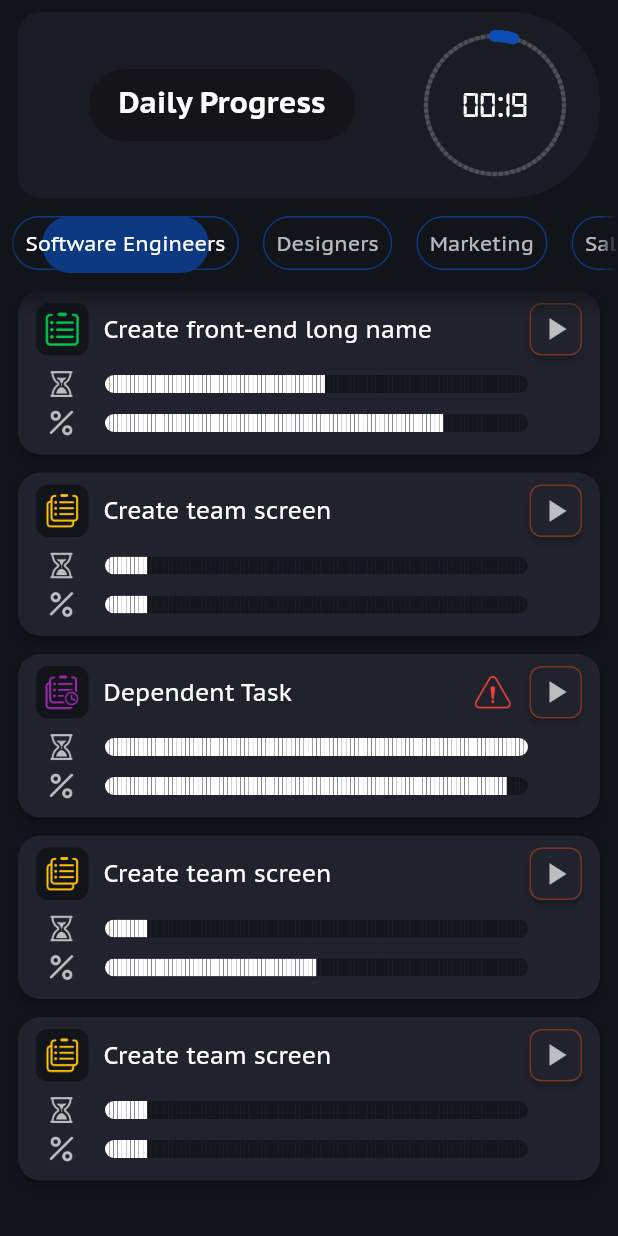
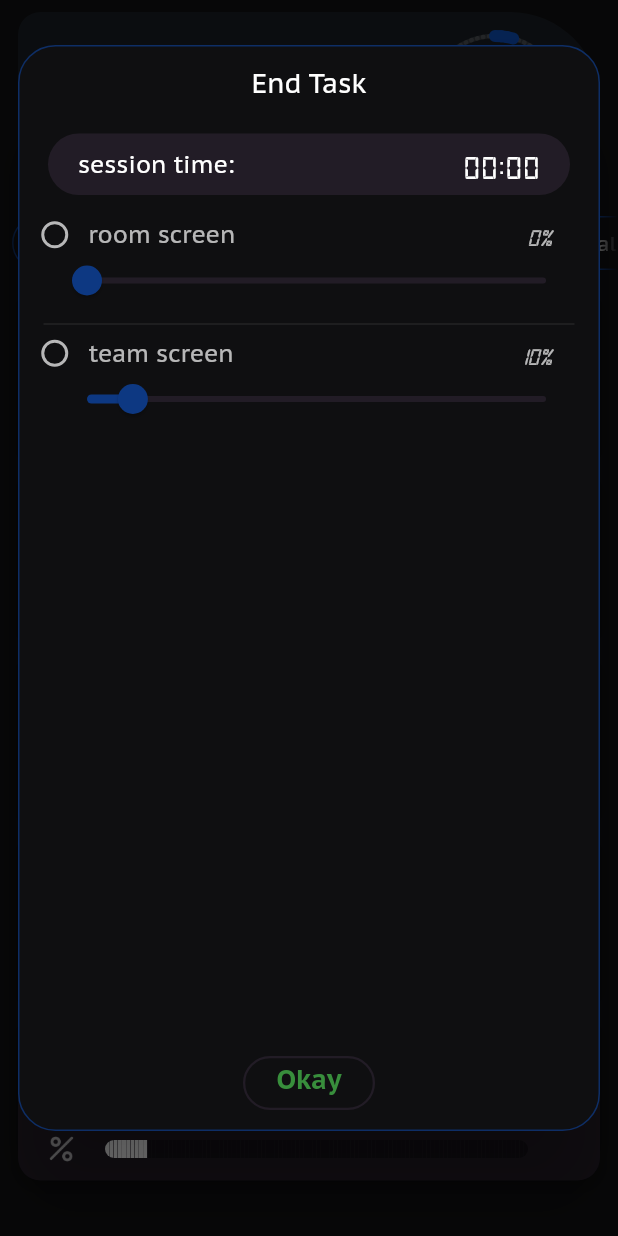
Before and after one commit to MostafaOsama99/work-platform, a Flutter app: the StatisticsScreen screen opened directly, after a tap on the "play arrow" icon, after a tap on the "pause" icon, on a phone screen of 412 x 824 dp. Run offline on Flutter 3.47's test engine with Material 2 defaults, Android fonts, the phone set to English and light mode, and no system bars; drawn by our look-alikes of step_progress_indicator; our stand-ins replace circular_check_box, convex_bottom_bar, date_time_picker, datetime_picker_formfield, dio, file_picker and 1 more; missing offline and left inert: flutter_duration_picker, flutter_filereader.

Commit message:
- statistics_screen.dart finished - bottom navigation bar dark color - Background color changed

```diff
--- a/lib/constants.dart
+++ b/lib/constants.dart
@@ -8,9 +8,9 @@ import 'package:datetime_picker_formfield/datetime_picker_formfield.dart';
 // maximum height for TextFormField error text height
 //   usually between 0-1
 const ERROR_TEXT_STYLE = 0.4;
-const COLOR_BACKGROUND = Color.fromRGBO(32, 35, 45, 1);
+const COLOR_BACKGROUND = Color.fromRGBO(34, 28, 38, 1);
 const COLOR_ACCENT = Color.fromRGBO(13, 56, 130, 1);
-const COLOR_SCAFFOLD = Color.fromRGBO(20, 20, 25, 1);
+const COLOR_SCAFFOLD = Color.fromRGBO(15, 15, 17, 1);
 const PADDING_VERTICAL = 12.0;
 const double KAppBarRound = 15.0;
 
--- a/lib/dialogs/assign_type_dialog.dart
+++ b/lib/dialogs/assign_type_dialog.dart
@@ -7,7 +7,7 @@ class AssignTypeDialog extends StatelessWidget {
   @override
   Widget build(BuildContext context) {
     return Dialog(
-      backgroundColor: COLOR_SCAFFOLD.withOpacity(0.85),
+      backgroundColor: COLOR_SCAFFOLD,
       shape: RoundedRectangleBorder(borderRadius: BorderRadius.all(Radius.circular(25))),
       child: Padding(
         padding: const EdgeInsets.symmetric(vertical: 16, horizontal: 8),
--- /dev/null
+++ b/lib/dialogs/end_task_dialog.dart
@@ -0,0 +1,266 @@
+import 'package:circular_check_box/circular_check_box.dart';
+import 'package:flutter/material.dart';
+import 'package:flutter_duration_picker/flutter_duration_picker.dart';
+import 'package:project/model/task.dart';
+
+import '../constants.dart';
+
+class EndTaskDialog extends StatefulWidget {
+  final Duration duration;
+  final Task task;
+
+  const EndTaskDialog({Key key, this.duration, this.task}) : super(key: key);
+
+  @override
+  _EndTaskDialogState createState() => _EndTaskDialogState();
+}
+
+class _EndTaskDialogState extends State<EndTaskDialog> {
+  EdgeInsets _padding;
+  var _size;
+  bool _isInit = false;
+
+  Duration _duration;
+
+  @override
+  void initState() {
+    _duration = widget.duration;
+    super.initState();
+  }
+
+  @override
+  void didChangeDependencies() {
+    if (!_isInit) {
+      _padding = MediaQuery.of(context).padding;
+      _size = MediaQuery.of(context).size;
+    }
+    super.didChangeDependencies();
+  }
+
+  @override
+  Widget build(BuildContext context) {
+    return Dialog(
+      backgroundColor: COLOR_SCAFFOLD,
+      insetPadding: EdgeInsets.only(top: _padding.top + 30, bottom: 70, left: 12, right: 12),
+      shape: RoundedRectangleBorder(
+          side: BorderSide(color: COLOR_ACCENT.withOpacity(0.75)), borderRadius: BorderRadius.all(Radius.circular(25))),
+      child: Padding(
+        padding: const EdgeInsets.symmetric(horizontal: 12),
+        child: Column(
+          mainAxisSize: MainAxisSize.min,
+          children: [
+            Padding(
+              padding: const EdgeInsets.symmetric(vertical: 14),
+              child: Center(child: Text('End Task', style: const TextStyle(fontSize: 18, color: Colors.white))),
+            ),
+            Padding(
+              padding: const EdgeInsets.all(8),
+              child: InkWell(
+                customBorder: RoundedRectangleBorder(borderRadius: BorderRadius.circular(25)),
+                onTap: () async {
+                  var response = await showDialog(context: context, builder: (_) => DurationDialog(_duration));
+                  if (response != null) setState(() => _duration = response);
+                },
+                child: Ink(
+                  decoration: BoxDecoration(color: COLOR_BACKGROUND, borderRadius: BorderRadius.circular(25)),
+                  padding: const EdgeInsets.symmetric(vertical: 10, horizontal: 20),
+                  child: Row(
+                    mainAxisAlignment: MainAxisAlignment.spaceBetween,
+                    children: [
+                      Text('session time:', style: const TextStyle(fontSize: 16)),
+                      Text(
+                        (_duration.inHours % 60).toString().padLeft(2, '0') +
+                            ':' +
+                            (_duration.inMinutes % 60).toString().padLeft(2, '0'),
+                        style: const TextStyle(fontFamily: 'digital', fontSize: 22, letterSpacing: 1.2),
+                      )
+                    ],
+                  ),
+                ),
+              ),
+            ),
+            Expanded(
+              child: ListView.separated(
+                  padding: const EdgeInsets.symmetric(vertical: 8),
+                  itemBuilder: (_, index) => CheckPointWidget(
+                        key: Key('$index'),
+                        checkPoint: widget.task.checkPoints[index],
+                      ),
+                  separatorBuilder: (_, __) => Divider(
+                        endIndent: 5,
+                        indent: 5,
+                        color: Colors.white12,
+                        height: 18,
+                      ),
+                  itemCount: widget.task.checkPoints.length),
+            ),
+            Padding(
+              padding: const EdgeInsets.all(8.0),
+              child: OutlineButton(
+                  padding: const EdgeInsets.all(0),
+                  highlightedBorderColor: Colors.greenAccent.shade700,
+                  splashColor: COLOR_BACKGROUND,
+                  color: COLOR_SCAFFOLD,
+                  highlightElevation: 2,
+                  borderSide: BorderSide(width: 1.5, color: COLOR_BACKGROUND),
+                  child: Text(
+                    'Okay',
+                    style: TextStyle(fontSize: 18, fontWeight: FontWeight.bold, color: Colors.green.shade700),
+                  ),
+                  onPressed: () => Navigator.of(context).pop()),
+            ),
+          ],
+        ),
+      ),
+    );
+  }
+}
+
+class CheckPointWidget extends StatefulWidget {
+  final CheckPoint checkPoint;
+
+  const CheckPointWidget({Key key, this.checkPoint}) : super(key: key);
+
+  @override
+  _CheckPointWidgetState createState() => _CheckPointWidgetState();
+}
+
+class _CheckPointWidgetState extends State<CheckPointWidget> {
+  double percentage;
+  bool _value;
+
+  initState() {
+    percentage = widget.checkPoint.percentage.toDouble();
+    _value = (percentage == 100.0);
+    super.initState();
+  }
+
+  @override
+  Widget build(BuildContext context) {
+    return Column(
+      crossAxisAlignment: CrossAxisAlignment.start,
+      mainAxisSize: MainAxisSize.min,
+      children: [
+        Padding(
+          padding: const EdgeInsets.only(right: 20),
+          child: Row(
+            children: [
+              SizedBox(
+                height: 0,
+                width: 25,
+                child: CircularCheckBox(
+                  value: _value,
+                  checkColor: Colors.white,
+                  activeColor: Colors.green.shade600,
+                  inactiveColor: Theme.of(context).appBarTheme.color,
+                  materialTapTargetSize: MaterialTapTargetSize.padded,
+                  onChanged: (_) {},
+                ),
+              ),
+              SizedBox(width: 10),
+              Expanded(
+                child: Text(
+                  widget.checkPoint.name,
+                  softWrap: false,
+                  overflow: TextOverflow.fade,
+                  style: TextStyle(
+                      color: Colors.white70,
+                      fontSize: 16,
+                      fontStyle: _value ? FontStyle.italic : null,
+                      decoration: _value ? TextDecoration.lineThrough : null),
+                ),
+              ),
+              //Spacer(),
+              Text(
+                percentage.round().toString() + '%',
+                style: const TextStyle(
+                    color: Colors.white70, fontSize: 16, fontStyle: FontStyle.italic, fontFamily: 'digital'),
+              )
+            ],
+          ),
+        ),
+        SizedBox(
+          height: 40,
+          child: Padding(
+            padding: const EdgeInsets.only(left: 10),
+            child: Slider(
+              value: percentage,
+              min: 0,
+              max: 100,
+              onChanged: (double value) => setState(() => percentage = value),
+              onChangeEnd: (value) => setState(() => _value = (value == 100.0)),
+              label: percentage.round().toString(),
+              inactiveColor: COLOR_BACKGROUND,
+              activeColor: COLOR_ACCENT,
+            ),
+          ),
+        )
+      ],
+    );
+  }
+}
+
+class DurationDialog extends StatefulWidget {
+  final Duration duration;
+
+  const DurationDialog(this.duration);
+
+  @override
+  _DurationDialogState createState() => _DurationDialogState();
+}
+
+class _DurationDialogState extends State<DurationDialog> {
+  Duration _duration;
+
+  @override
+  void initState() {
+    _duration = widget.duration;
+    super.initState();
+  }
+
+  @override
+  Widget build(BuildContext context) {
+    return Dialog(
+      backgroundColor: COLOR_SCAFFOLD,
+      elevation: 0,
+      shape: RoundedRectangleBorder(borderRadius: BorderRadius.all(Radius.circular(25))),
+      child: Column(
+        mainAxisSize: MainAxisSize.min,
+        children: [
+          Padding(
+            padding: const EdgeInsets.only(top: 16, bottom: 8),
+            child: Text(
+              'Edit Session time',
+              style: const TextStyle(fontSize: 18),
+            ),
+          ),
+          Center(
+              child: DurationPicker(
+            duration: _duration,
+            onChange: (Duration value) => setState(() => _duration = value),
+          )),
+          Padding(
+            padding: const EdgeInsets.all(8.0),
+            child: Row(
+              mainAxisAlignment: MainAxisAlignment.spaceAround,
+              children: [
+                OutlineButton(
+                    padding: const EdgeInsets.all(0),
+                    highlightedBorderColor: Colors.red,
+                    child: Transform.rotate(angle: 3.14 / 4, child: Icon(Icons.add, color: Colors.red)),
+                    onPressed: () => Navigator.of(context).pop()),
+                OutlineButton(
+                    padding: const EdgeInsets.all(0),
+                    highlightedBorderColor: Colors.green,
+                    child: Icon(Icons.done, color: Colors.green),
+                    onPressed: () {
+                      Navigator.of(context).pop(_duration);
+                    }),
+              ],
+            ),
+          ),
+        ],
+      ),
+    );
+  }
+}
--- a/lib/main.dart
+++ b/lib/main.dart
@@ -1,4 +1,5 @@
 import 'package:flutter/material.dart';
+import 'package:project/constants.dart';
 
 import 'screen/navigation/app.dart';
 
@@ -54,8 +55,8 @@ class MyApp extends StatelessWidget {
           ),
           visualDensity: VisualDensity.adaptivePlatformDensity,
           fontFamily: 'pt_sans',
-        scaffoldBackgroundColor:
-            const Color.fromRGBO(17, 20, 25, 1), //Color.fromRGBO(7, 30, 61, 1), //const Color(0x071E3D)
+          scaffoldBackgroundColor: COLOR_SCAFFOLD
+          //const Color.fromRGBO(17, 20, 25, 1), //Color.fromRGBO(7, 30, 61, 1), //const Color(0x071E3D)
           ),
       themeMode: ThemeMode.dark,
       home: App(),
--- a/lib/model/task.dart
+++ b/lib/model/task.dart
@@ -74,7 +74,7 @@ class CheckPoint {
     @required this.id,
     @required this.name,
     this.isFinished = false,
-    this.percentage = -1,
+    this.percentage = 0,
     this.description,
   });
 }
--- a/lib/screen/main_screen/statistics_screen.dart
+++ b/lib/screen/main_screen/statistics_screen.dart
@@ -1,22 +1,26 @@
 import 'dart:async';
+import 'package:flutter/material.dart';
 
-import 'package:flutter/material.dart';
-import 'package:project/model/task.dart';
-import 'package:project/model/taskType.dart';
-import 'package:step_progress_indicator/step_progress_indicator.dart';
-
+import '../../model/task.dart';
+import '../../model/taskType.dart';
 import '../../constants.dart';
 import '../../demoData.dart';
+import '../../dialogs/end_task_dialog.dart';
+import '../../dialogs/custom_alert_dialog.dart';
+
+import 'package:step_progress_indicator/step_progress_indicator.dart';
 
 class StatisticsScreen extends StatefulWidget {
   @override
   _StatisticsScreenState createState() => _StatisticsScreenState();
 }
 
-class _StatisticsScreenState extends State<StatisticsScreen> {
+class _StatisticsScreenState extends State<StatisticsScreen> with TickerProviderStateMixin {
   Task _activeTask;
+  Task _endedTask;
   int _teamId;
 
+  ///to control the timer
   GlobalKey<CounterState> _timerKey = GlobalKey();
 
   @override
@@ -27,19 +31,37 @@ class _StatisticsScreenState extends State<StatisticsScreen> {
     super.initState();
   }
 
-  toggleTaskTime({bool isWorking, Task task, int teamId}) {
+  ///[isWorking] is if you hit play task or stop task
+  toggleTaskTime({bool isWorking, Task task, int teamId}) async {
+    if (isWorking) {
+      if (_activeTask != null) {
+        bool response = await showDialog(
+            context: context,
+            builder: (_) => CustomAlertDialog(
+                  title: 'End current session!',
+                  text: 'Are you sure you want to end ${_activeTask.name} ?',
+                ));
+        if (response == null)
+          return;
+        else
+          await toggleTaskTime(isWorking: false);
+      }
       setState(() {
-      if (isWorking) {
         _teamId = teamId;
         _activeTask = task;
+      });
       _timerKey.currentState.startTimer();
-      } else {
-        //TODO: show ending dialog
+    }
+
+    ///stop current session
+    else {
+      setState(() {
+        _endedTask = _activeTask;
+        _teamId = null;
         _activeTask = null;
-        _teamId = null;
+      });
       _timerKey.currentState.stopTimer();
     }
-    });
   }
 
   @override
@@ -56,7 +78,7 @@ class _StatisticsScreenState extends State<StatisticsScreen> {
                   bottomRight: Radius.circular(60),
                   topLeft: Radius.circular(15),
                   bottomLeft: Radius.circular(15)),
-                color: COLOR_BACKGROUND.withOpacity(0.5) //COLOR_ACCENT.withOpacity(0.8),
+              color: Color.fromRGBO(24, 29, 35, 1), //COLOR_ACCENT.withOpacity(0.8),
             ),
             child: Row(
               //mainAxisAlignment: MainAxisAlignment.spaceBetween,
@@ -72,7 +94,7 @@ class _StatisticsScreenState extends State<StatisticsScreen> {
                             color: COLOR_SCAFFOLD,
                           ),
                           child: Text('Daily Progress',
-                              style: const TextStyle(fontWeight: FontWeight.bold, fontSize: 20))),
+                              softWrap: false, style: const TextStyle(fontWeight: FontWeight.bold, fontSize: 20))),
                       if (_activeTask != null)
                         Row(
                           mainAxisAlignment: MainAxisAlignment.start,
@@ -108,7 +130,15 @@ class _StatisticsScreenState extends State<StatisticsScreen> {
                 ),
                 Padding(
                   padding: const EdgeInsets.all(8.0),
-                  child: Counter(_timerKey, (workTime) => null),
+                  child: Counter(
+                      _timerKey,
+                      (workTime) async => await showDialog(
+                          context: context,
+                          barrierDismissible: false,
+                          builder: (_) => EndTaskDialog(
+                                duration: workTime,
+                                task: _endedTask,
+                              ))),
                 ),
                 // SizedBox(height: 8),
               ],
@@ -119,58 +149,6 @@ class _StatisticsScreenState extends State<StatisticsScreen> {
               length: teams.length,
               child: Column(
                 children: [
-                // if (_activeTask != null)
-                //   Card(
-                //     elevation: 2,
-                //     margin: const EdgeInsets.symmetric(vertical: 6, horizontal: 8),
-                //     shape: RoundedRectangleBorder(borderRadius: BorderRadius.circular(15)),
-                //     color: COLOR_BACKGROUND,
-                //     child: ClipRRect(
-                //       borderRadius: BorderRadius.circular(15),
-                //       child: Padding(
-                //         padding: const EdgeInsets.all(8),
-                //         child: Row(
-                //           children: [
-                //             Container(
-                //               width: 35,
-                //               height: 35,
-                //               padding: const EdgeInsets.all(6),
-                //               decoration: BoxDecoration(
-                //                 borderRadius: BorderRadius.circular(8),
-                //                 color: Theme.of(context).scaffoldBackgroundColor, //Colors.black38, //COLOR_BACKGROUND,
-                //               ),
-                //               child: Image.asset(taskTypes[_activeTask.type].icon,
-                //                   color: taskTypes[_activeTask.type].accentColor),
-                //             ),
-                //             SizedBox(width: 10),
-                //             Text(_activeTask.name, style: const TextStyle(fontSize: 16)),
-                //             Spacer(),
-                //             SizedBox(
-                //               height: 35,
-                //               width: 35,
-                //               child: RaisedButton(
-                //                   padding: const EdgeInsets.all(0),
-                //                   child: Icon(Icons.pause, color: Colors.white),
-                //                   splashColor: Colors.deepOrange,
-                //                   textColor: Colors.deepOrange,
-                //                   color: Colors.deepOrange[800],
-                //                   highlightElevation: 2,
-                //                   //autofocus: false,
-                //                   //clipBehavior: Clip.antiAlias,
-                //
-                //                   shape: RoundedRectangleBorder(
-                //                     borderRadius: BorderRadius.circular(8),
-                //                     side: BorderSide(color: Colors.deepOrange[800].withOpacity(0.5)),
-                //                   ),
-                //                   onPressed: () {
-                //                     toggleTime(isWorking: false);
-                //                   }),
-                //             )
-                //           ],
-                //         ),
-                //       ),
-                //     ),
-                //   ),
                   Padding(
                     padding: const EdgeInsets.symmetric(vertical: 4),
                     child: Theme(
@@ -227,7 +205,8 @@ class _StatisticsScreenState extends State<StatisticsScreen> {
                               ).createShader(bounds);
                             },
                             blendMode: BlendMode.dstOut,
-                          child: ListView.builder(
+                            child: _team.tasks.isNotEmpty
+                                ? ListView.builder(
                                     padding: const EdgeInsets.only(left: 4, right: 4, top: 2),
                                     key: UniqueKey(),
                                     itemCount: _team.tasks.length,
@@ -240,14 +219,28 @@ class _StatisticsScreenState extends State<StatisticsScreen> {
                                           onPressed: (bool value, Task task) {
                                             toggleTaskTime(isWorking: value, task: task, teamId: _team.id);
                                           },
-                                  )),
+                                        ))
+                                : Column(
+                                    mainAxisAlignment: MainAxisAlignment.center,
+                                    children: [
+                                      Image.asset(
+                                        'assets/icons/task_empty.png',
+                                        color: COLOR_BACKGROUND,
+                                      ),
+                                      Text(
+                                        'No tasks here !',
+                                        style: const TextStyle(color: Colors.white30, fontSize: 16),
+                                      )
+                                    ],
+                                  ),
                           )
                       ],
                     ),
                   ),
                 ],
               ),
-          )),
+            ),
+          ),
         ],
       ),
     );
@@ -412,7 +405,7 @@ class WorkTile extends StatelessWidget {
 }
 
 class Counter extends StatefulWidget {
-  final Function(DateTime workTime) onStop;
+  final Function(Duration workTime) onStop;
 
   Counter(Key key, this.onStop) : super(key: key);
 
@@ -456,13 +449,14 @@ class CounterState extends State<Counter> {
   ///make sure that time is closed and colon is shown
   stopTimer() {
     _updateDuration();
-    //save this session
+    //add this session time to total day time
     _oldDuration = _duration;
-    _startTime = null;
     _timer.cancel();
     setState(() {
       _showColon = true;
     });
+    widget.onStop(DateTime.now().difference(_startTime));
+    _startTime = null;
   }
 
   @override
--- a/pubspec.yaml
+++ b/pubspec.yaml
@@ -26,6 +26,9 @@ dependencies:
 
   datetime_picker_formfield: ^1.0.0
   date_time_picker: ^1.1.1
+  flutter_duration_picker:
+    git:
+      url: https://github.com/cdharris/flutter_duration_picker
   step_progress_indicator: ^0.2.0+3
   dio: ^3.0.10
   circular_check_box: ^1.0.4
@@ -77,6 +80,7 @@ flutter:
     - assets/icons/sandClock.png
     - assets/icons/percent.png
     - assets/icons/sandClock-2.png
+    - assets/icons/task_empty.png
   # An image asset can refer to one or more resolution-specific "variants", see
   # https://flutter.dev/assets-and-images/#resolution-aware.
 
```
Also changed, not shown: lib/dialogs/custom_alert_dialog.dart (added, +59 -0 lines), lib/screen/home_page_screen.dart (deleted, +0 -186 lines), lib/screen/navigation/app.dart (+28 -30 lines), assets/icons/task_empty.png (added), pubspec.lock. Lines whose indentation alone changed are shown as unchanged.
